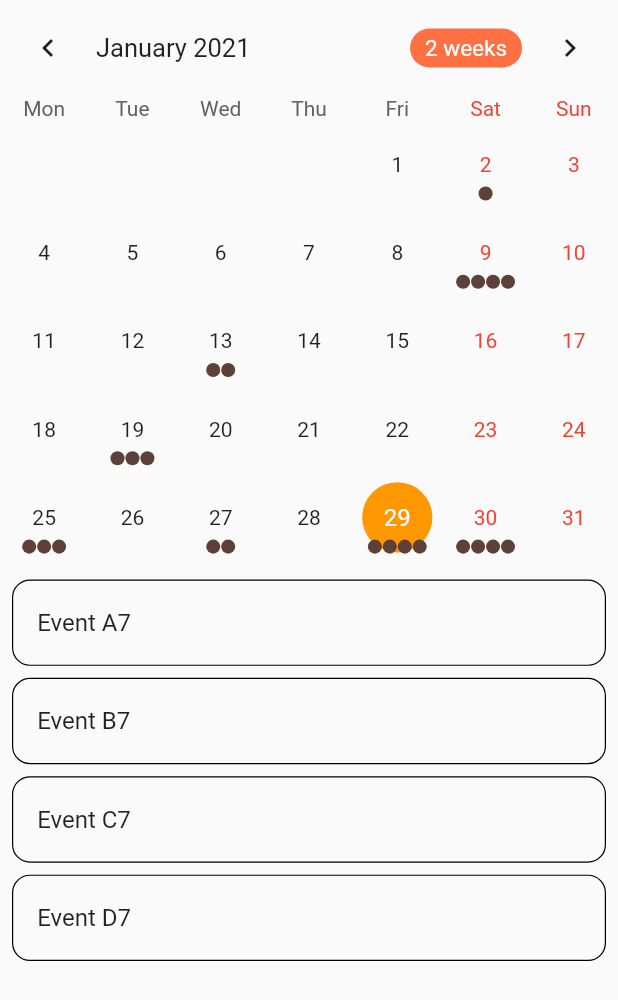
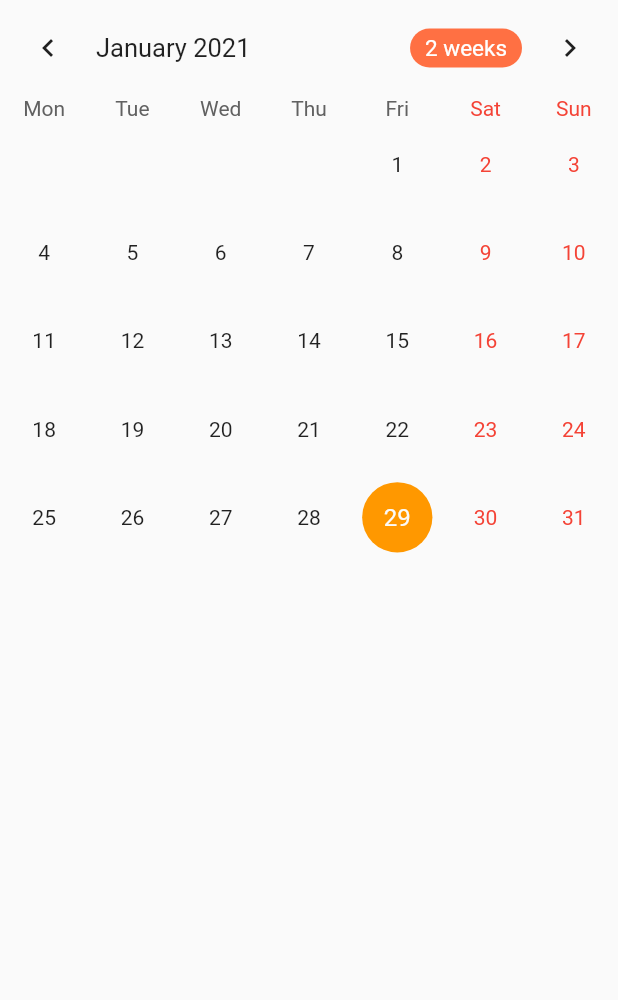
Before and after one commit to Samyush/hm, a Flutter app: the CalendarWork screen opened directly, on a phone screen of 412 x 824 dp. Shown: the top 1000 px of the screen. Run offline on Flutter 3.47's test engine with Material 2 defaults, Android fonts, the phone set to English and light mode, and no system bars; drawn by our look-alikes of table_calendar; our stand-ins replace carousel_pro, curved_navigation_bar, font_awesome_flutter, modal_progress_hud, shared_preferences; accounts and stored records are empty.

```diff
--- a/lib/main.dart
+++ b/lib/main.dart
@@ -1,9 +1,8 @@
 import 'package:flutter/material.dart';
+import 'package:hm/screen/bottomNavigation.dart';
 import 'package:hm/screen/login_screen.dart';
 import 'package:hm/screen/splashScreen.dart';
 import 'package:hm/screen/welcomescreen.dart';
-
-import 'file:///C:/FlutterApps/workFrames/hm/lib/screen/bottomNavigation.dart';
 
 void main() {
   // initializeDateFormatting().then((_) => runApp(MyApp()));
--- a/lib/screen/calendar/calendar.dart
+++ b/lib/screen/calendar/calendar.dart
@@ -1,9 +1,8 @@
 import 'package:flutter/material.dart';
-
-import 'file:///C:/FlutterApps/workFrames/hm/lib/screen/calendar/calendarWork.dart';
 
 import '../../commonFunction/constants.dart';
 import '../../commonFunction/reuse_card.dart';
+import 'calendarWork.dart';
 
 class Calendar extends StatelessWidget {
   static const String id = 'fourth_page';
--- a/lib/screen/calendar/calendarWork.dart
+++ b/lib/screen/calendar/calendarWork.dart
@@ -28,57 +28,57 @@ class _CalendarWorkState extends State<CalendarWork>
     final _selectedDay = DateTime.now();
 
     _events = {
-      _selectedDay.subtract(Duration(days: 30)): [
-        'Event A0',
-        'Event B0',
-        'Event C0'
-      ],
-      _selectedDay.subtract(Duration(days: 27)): ['Event A1'],
-      _selectedDay.subtract(Duration(days: 20)): [
-        'Event A2',
-        'Event B2',
-        'Event C2',
-        'Event D2'
-      ],
-      _selectedDay.subtract(Duration(days: 16)): ['Event A3', 'Event B3'],
-      _selectedDay.subtract(Duration(days: 10)): [
-        'Event A4',
-        'Event B4',
-        'Event C4'
-      ],
-      _selectedDay.subtract(Duration(days: 4)): [
-        'Event A5',
-        'Event B5',
-        'Event C5'
-      ],
-      _selectedDay.subtract(Duration(days: 2)): ['Event A6', 'Event B6'],
-      _selectedDay: ['Event A7', 'Event B7', 'Event C7', 'Event D7'],
-      _selectedDay.add(Duration(days: 1)): [
-        'Event A8',
-        'Event B8',
-        'Event C8',
-        'Event D8'
-      ],
-      _selectedDay.add(Duration(days: 3)):
-          Set.from(['Event A9', 'Event A9', 'Event B9']).toList(),
-      _selectedDay.add(Duration(days: 7)): [
-        'Event A10',
-        'Event B10',
-        'Event C10'
-      ],
-      _selectedDay.add(Duration(days: 11)): ['Event A11', 'Event B11'],
-      _selectedDay.add(Duration(days: 17)): [
-        'Event A12',
-        'Event B12',
-        'Event C12',
-        'Event D12'
-      ],
-      _selectedDay.add(Duration(days: 22)): ['Event A13', 'Event B13'],
-      _selectedDay.add(Duration(days: 26)): [
-        'Event A14',
-        'Event B14',
-        'Event C14'
-      ],
+      // _selectedDay.subtract(Duration(days: 30)): [
+      //   'Event A0',
+      //   'Event B0',
+      //   'Event C0'
+      // ],
+      // _selectedDay.subtract(Duration(days: 27)): ['Event A1'],
+      // _selectedDay.subtract(Duration(days: 20)): [
+      //   'Event A2',
+      //   'Event B2',
+      //   'Event C2',
+      //   'Event D2'
+      // ],
+      // _selectedDay.subtract(Duration(days: 16)): ['Event A3', 'Event B3'],
+      // _selectedDay.subtract(Duration(days: 10)): [
+      //   'Event A4',
+      //   'Event B4',
+      //   'Event C4'
+      // ],
+      // _selectedDay.subtract(Duration(days: 4)): [
+      //   'Event A5',
+      //   'Event B5',
+      //   'Event C5'
+      // ],
+      // _selectedDay.subtract(Duration(days: 2)): ['Event A6', 'Event B6'],
+      // _selectedDay: ['Event A7', 'Event B7', 'Event C7', 'Event D7'],
+      // _selectedDay.add(Duration(days: 1)): [
+      //   'Event A8',
+      //   'Event B8',
+      //   'Event C8',
+      //   'Event D8'
+      // ],
+      // _selectedDay.add(Duration(days: 3)):
+      //     Set.from(['Event A9', 'Event A9', 'Event B9']).toList(),
+      // _selectedDay.add(Duration(days: 7)): [
+      //   'Event A10',
+      //   'Event B10',
+      //   'Event C10'
+      // ],
+      // _selectedDay.add(Duration(days: 11)): ['Event A11', 'Event B11'],
+      // _selectedDay.add(Duration(days: 17)): [
+      //   'Event A12',
+      //   'Event B12',
+      //   'Event C12',
+      //   'Event D12'
+      // ],
+      // _selectedDay.add(Duration(days: 22)): ['Event A13', 'Event B13'],
+      // _selectedDay.add(Duration(days: 26)): [
+      //   'Event A14',
+      //   'Event B14',
+      //   'Event C14'
+      // ],
     };
 
     _selectedEvents = _events[_selectedDay] ?? [];
--- a/lib/screen/home_page.dart
+++ b/lib/screen/home_page.dart
@@ -1,12 +1,12 @@
 import 'package:flutter/material.dart';
 import 'package:hm/commonFunction/commonFunctions.dart';
+import 'package:hm/components/sliderImg.dart';
 import 'package:hm/screen/login_screen.dart';
 import 'package:hm/screen/welcomescreen.dart';
 import 'package:shared_preferences/shared_preferences.dart';
 
 import '../commonFunction/constants.dart';
 import '../commonFunction/reuse_card.dart';
-import '../components/sliderImg.dart';
 
 // double h1 = 65;
 
@@ -30,7 +30,7 @@ class _MyHomePageState extends State<MyHomePage> {
     super.initState();
 
     //this part of code is to be completed and is for checking if the user is logged in or not but for now, it is commented
-    checkLoginStatus();
+    //checkLoginStatus();
   }
 
   @override
--- a/lib/screen/login_screen.dart
+++ b/lib/screen/login_screen.dart
@@ -3,12 +3,12 @@ import 'dart:convert';
 import 'package:flutter/material.dart';
 import 'package:flutter/services.dart';
 import 'package:hm/commonFunction/constants.dart';
+import 'package:hm/components/rounded_button.dart';
 import 'package:http/http.dart' as http;
 import 'package:modal_progress_hud/modal_progress_hud.dart';
 import 'package:shared_preferences/shared_preferences.dart';
 
-import 'file:///C:/FlutterApps/workFrames/hm/lib/components/rounded_button.dart';
-import 'file:///C:/FlutterApps/workFrames/hm/lib/screen/bottomNavigation.dart';
+import 'bottomNavigation.dart';
 
 class LoginScreen extends StatefulWidget {
   static const String id = 'login_screen';
--- a/lib/screen/welcomescreen.dart
+++ b/lib/screen/welcomescreen.dart
@@ -1,9 +1,8 @@
 import 'package:flutter/animation.dart';
 import 'package:flutter/material.dart';
+import 'package:hm/components/rounded_button.dart';
 
-import 'file:///C:/FlutterApps/workFrames/hm/lib/components/rounded_button.dart';
-import 'file:///C:/FlutterApps/workFrames/hm/lib/screen/bottomNavigation.dart';
-
+import 'bottomNavigation.dart';
 import 'login_screen.dart';
 
 class WelcomeScreen extends StatefulWidget {
```
Also changed, not shown: 2 other files.
